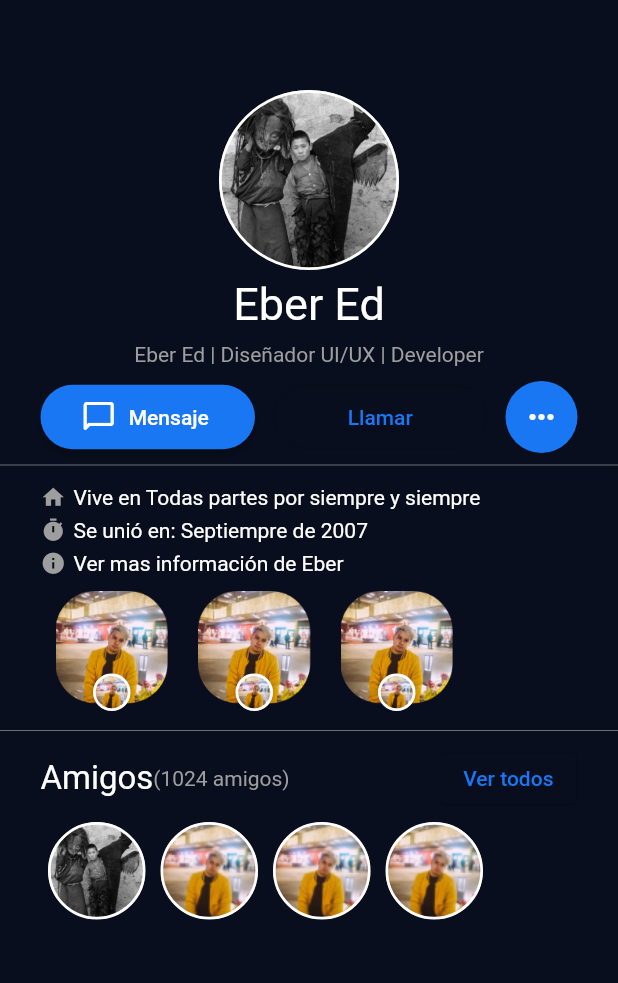
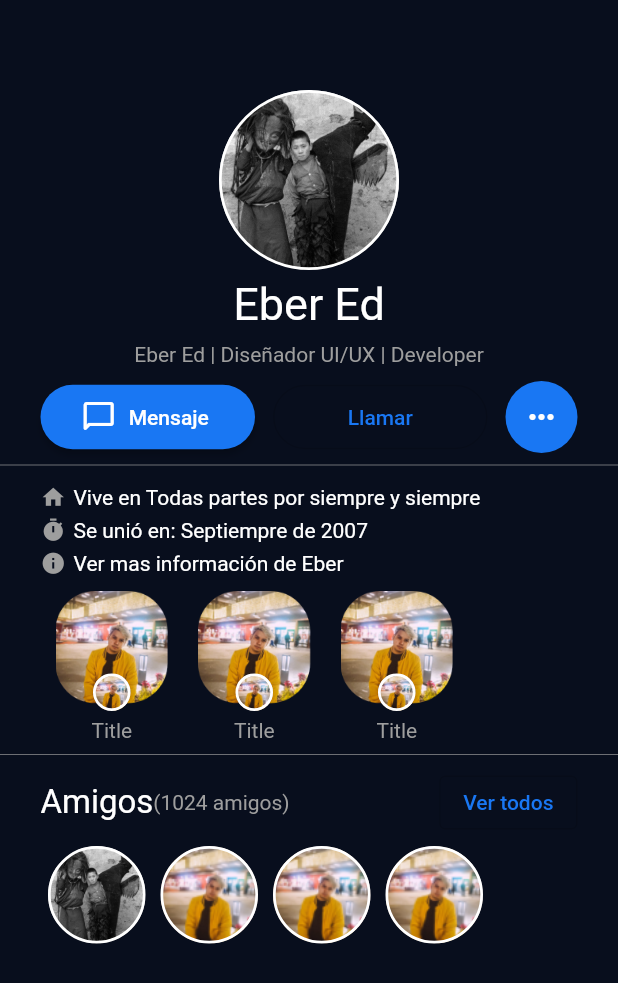
Before and after one commit to doneber/fb-design-in-flutter, a Flutter app: the Profile screen opened directly, on a phone screen of 412 x 824 dp. Shown: the top 983 px of the screen. Run offline on Flutter 3.47's test engine with Material 2 defaults, Android fonts, the phone set to English and light mode, and no system bars.

Commit message:
Update story adding a bottom title

```diff
--- a/lib/screens/Home/components/story.dart
+++ b/lib/screens/Home/components/story.dart
@@ -4,7 +4,10 @@ import 'package:flutter/material.dart';
 class Story extends StatelessWidget {
   @override
   Widget build(BuildContext context) {
-    return Container(
+    return Column(
+      mainAxisAlignment: MainAxisAlignment.center,
+      children: [
+        Container(
           child: Stack(
             children: [
               Container(
@@ -25,6 +28,14 @@ class Story extends StatelessWidget {
               )
             ],
           ),
+        ),
+        Text(
+          'Title',
+          style: TextStyle(
+            color: Colors.grey,
+          ),
+        )
+      ],
     );
   }
 }
```
Lines whose indentation alone changed are shown as unchanged.
